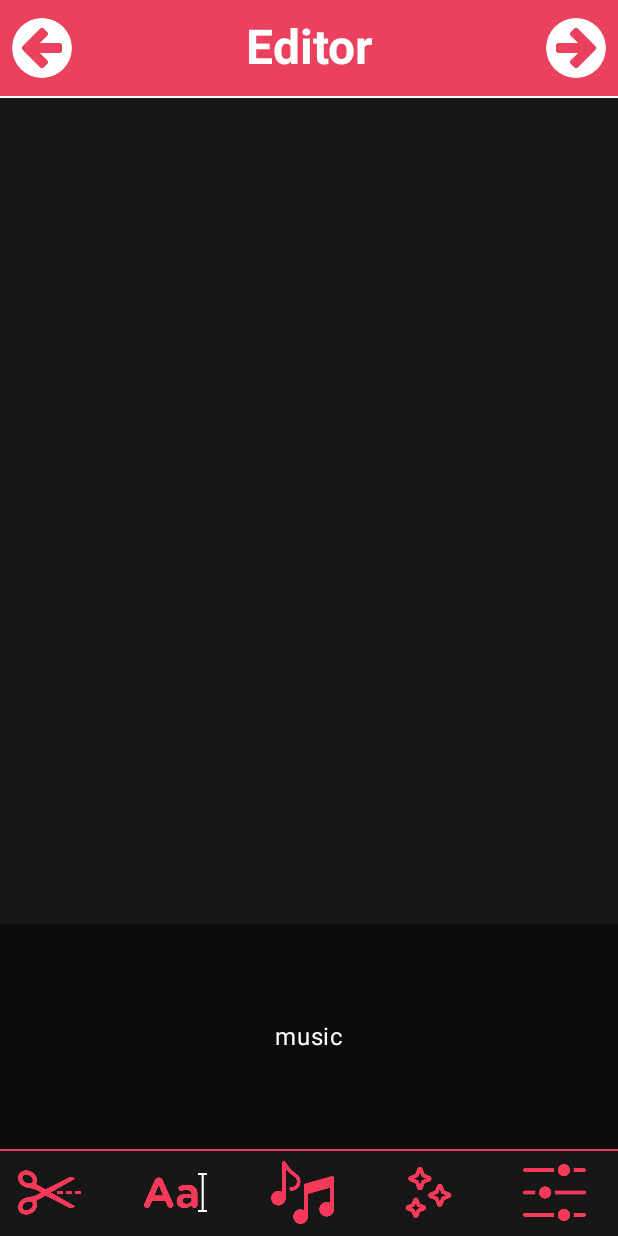
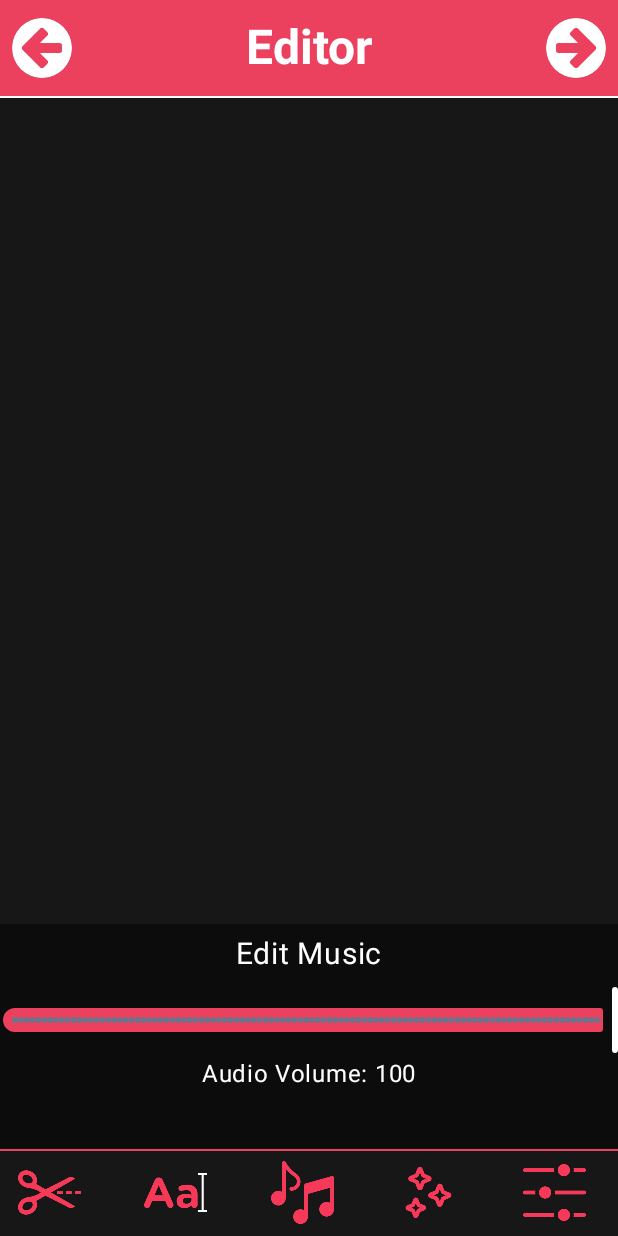
Before and after one commit to HanuMayil/ShortEase, an Android app built with Jetpack Compose: the VideoEditorScreen screen opened through its navigation route, after a tap on "Music", on a phone screen of 412 x 824 dp. Run offline under Robolectric (Android 15) with nearby library versions, the phone set to English and light mode, and no system bars; our stand-ins replace Firebase (no records; nobody signed in at launch, a user with empty details on screens opened directly); libraries missing offline, so code that uses them is left out: com.github.kiulian.downloader, com.google.api.client, com.google.api.services; pictures from the network do not load; 1 statement that could not run was skipped.

Commit message:
add audio slider

```diff
--- a/app/build.gradle
+++ b/app/build.gradle
@@ -97,4 +97,5 @@ dependencies {
     androidTestImplementation 'androidx.compose.ui:ui-test-junit4'
     debugImplementation 'androidx.compose.ui:ui-tooling'
     debugImplementation 'androidx.compose.ui:ui-test-manifest'
+    implementation "com.github.yangjie10930:EpMedia:v1.0.1"
 }
--- a/app/src/main/java/com/example/shortease/VideoEditorScreen.kt
+++ b/app/src/main/java/com/example/shortease/VideoEditorScreen.kt
@@ -21,6 +21,7 @@ import androidx.compose.foundation.shape.RoundedCornerShape
 import androidx.compose.material3.ExperimentalMaterial3Api
 import androidx.compose.material3.IconButton
 import androidx.compose.material3.RangeSlider
+import androidx.compose.material3.Slider
 import androidx.compose.material3.SliderDefaults
 import androidx.compose.material3.Surface
 import androidx.compose.material3.Text
@@ -194,13 +195,25 @@ fun VideoEditorScreen(
                     )
                 }
                 else if (shouldRenderContent == R.drawable.music_note_icon) {
-                    // Render your content here based on the condition
-                    Text(
-                        text = "music",
-                        color = Color.White,
-                        fontSize = 16.sp,
-                        modifier = Modifier.align(Alignment.Center)
-                    )
+                    var value by remember { mutableStateOf(100f) }
+
+                    Column(
+                        modifier = Modifier.fillMaxWidth()
+                    ) {
+                        Text(
+                            text = "Edit Music",
+                            color = Color.White,
+                            fontSize = 20.sp,
+                            modifier = Modifier
+                                .padding(vertical = 8.dp)
+                                .align(Alignment.CenterHorizontally)
+                        )
+                        SliderComponent(
+                            value = value,
+                            onValueChange = { newValue ->
+                                value = newValue
+                        })
+                    }
                 }
                 else if (shouldRenderContent == R.drawable.effect_icon) {
                     // Render your content here based on the condition
@@ -319,12 +332,49 @@ fun RangeSliderComponent(
         )
     }
 }
+@Composable
+fun SliderComponent(
+    value: Float,
+    onValueChange: (Float) -> Unit
+) {
+    val formattedValue = remember(value) {
+        formatSliderValue(value)
+    }
+
+    Column {
+        Slider(
+            value = value,
+            onValueChange = onValueChange,
+            valueRange = 0f..100f,
+            steps = 100,
+            colors = SliderDefaults.colors(
+                thumbColor = colorPalette.ShortEaseWhite,
+                activeTrackColor = colorPalette.ShortEaseRed,
+                inactiveTrackColor = colorPalette.ShortEaseRed.copy(alpha = 0.2f)
+            ),
+        )
+        Text(
+            text = "Audio Volume: $formattedValue",
+            color = Color.White,
+            fontSize = 16.sp,
+            modifier = Modifier.align(Alignment.CenterHorizontally)
+        )
+    }
+}
+
+
 
 private fun calculateTimestamp(values: ClosedFloatingPointRange<Float>): String {
     val startPosition = values.start.toInt()
     val endPosition = values.endInclusive.toInt()
     return "Start: ${startPosition/1000F} s, End: ${endPosition/1000F} s"
 }
+
+private fun formatSliderValue(value: Float): String {
+    val formattedValue = value.toInt()
+    return formattedValue.toString()
+}
+
 
 @Composable
 fun BottomBarButton(
```
